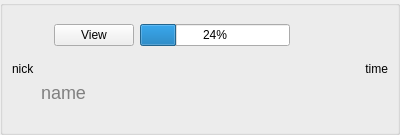
Above: src/yappari-application/Gui/ui/chatimageitem.ui from agamez/yappari before the change. Below: the same form after it.
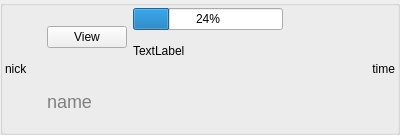
That is the form after the change.

```diff
--- a/src/yappari-application/Gui/ui/chatimageitem.ui
+++ b/src/yappari-application/Gui/ui/chatimageitem.ui
@@ -26,6 +26,9 @@
       <string/>
      </property>
      <layout class="QHBoxLayout" name="horizontalLayout_3">
+      <property name="margin">
+       <number>2</number>
+      </property>
       <item>
        <widget class="QLabel" name="nickname">
         <property name="sizePolicy">
@@ -40,10 +43,6 @@
        </widget>
       </item>
       <item>
-       <layout class="QVBoxLayout" name="verticalLayout">
-        <item>
-         <layout class="QHBoxLayout" name="horizontalLayout">
-          <item>
            <widget class="QLabel" name="image">
             <property name="sizePolicy">
              <sizepolicy hsizetype="Minimum" vsizetype="Minimum">
@@ -57,6 +56,10 @@
            </widget>
           </item>
           <item>
+       <layout class="QVBoxLayout" name="verticalLayout_2">
+        <item>
+         <layout class="QHBoxLayout" name="horizontalLayout">
+          <item>
            <widget class="QPushButton" name="viewImageButton">
             <property name="sizePolicy">
              <sizepolicy hsizetype="Maximum" vsizetype="Fixed">
@@ -70,6 +73,8 @@
            </widget>
           </item>
           <item>
+           <layout class="QVBoxLayout" name="verticalLayout">
+            <item>
            <widget class="QProgressBar" name="progressBar">
             <property name="minimumSize">
              <size>
@@ -81,6 +86,15 @@
              <number>24</number>
             </property>
            </widget>
+            </item>
+            <item>
+             <widget class="QLabel" name="timeLabel">
+              <property name="text">
+               <string>TextLabel</string>
+              </property>
+             </widget>
+            </item>
+           </layout>
           </item>
           <item>
            <spacer name="horizontalSpacer">
```
Lines whose indentation alone changed are shown as unchanged.
